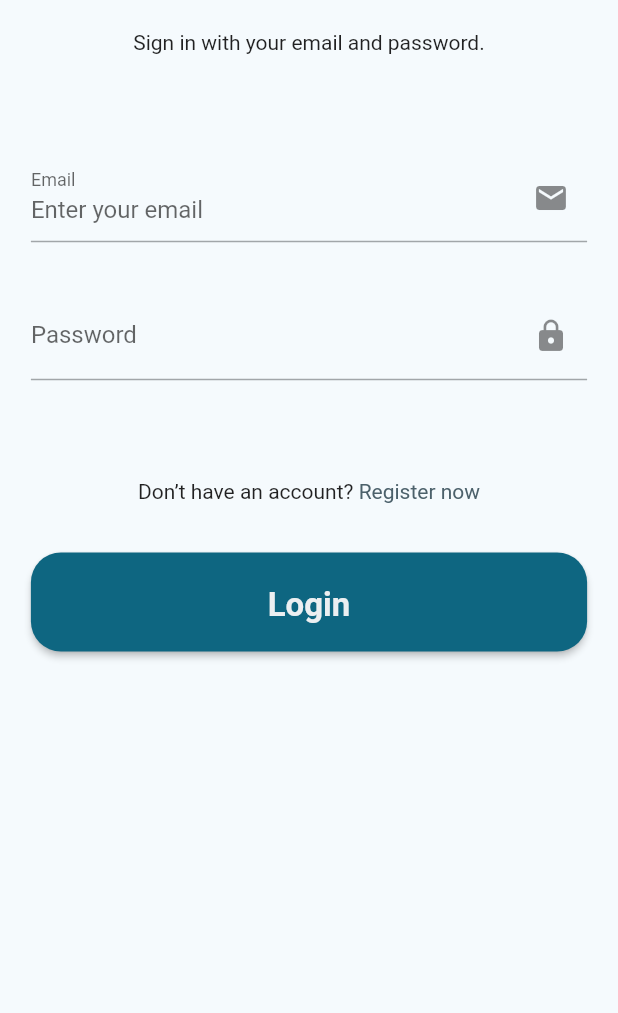
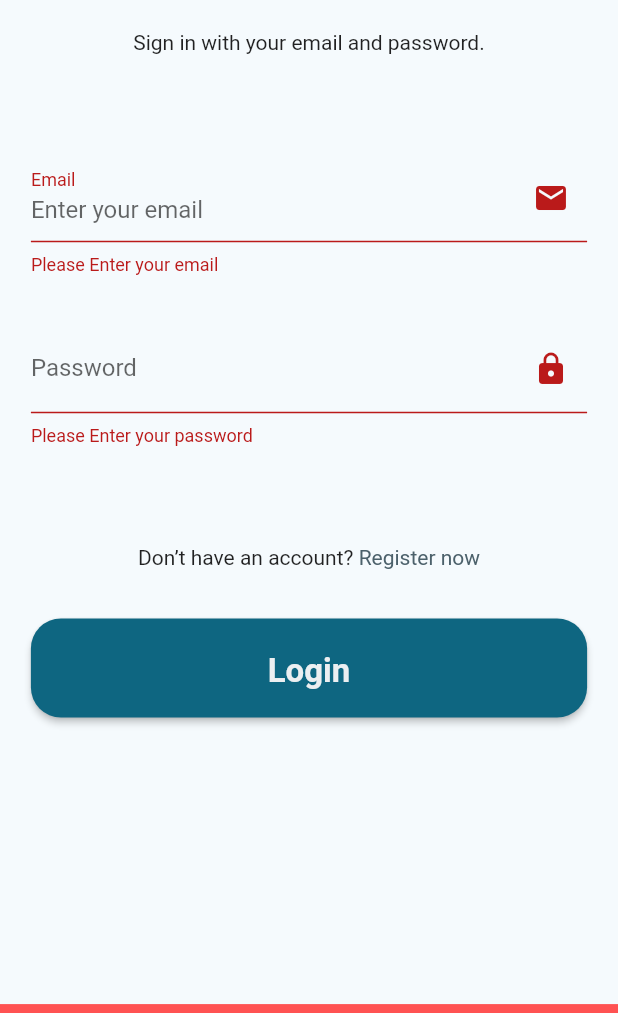
Before and after one commit to rahilkaiser/shift_maker, a Flutter app: the screen it shows after launch, after a tap on "Login", on a phone screen of 412 x 824 dp, the part 223-1236 px from its top. Run offline on Flutter 3.47's test engine with Material 2 defaults, Android fonts, the phone set to English and light mode, and no system bars; our stand-ins replace bloc, flutter_bloc, freezed_annotation, get_it; generated files the repository leaves out were written again.

Commit message:
Seperated AuthBloc int LoginBloc and RegisterBloc
added logic so bloc reads inputchanges

Added freezed for blocs

```diff
--- a/lib/src/application/auth/auth_bloc/auth_event.dart
+++ /dev/null
@@ -1,30 +0,0 @@
-part of 'auth_bloc.dart';
-
-@immutable
-abstract class AuthEvent {}
-
-class EmailChanged extends AuthEvent {
-  final String? email;
-
-  EmailChanged({required this.email});
-}
-
-class PasswordChanged extends AuthEvent {
-  final String? password;
-
-  PasswordChanged({required this.password});
-}
-
-class RegisterWithEmailAndPasswordPressed extends AuthEvent {
-  final String? email;
-  final String? password;
-
-  RegisterWithEmailAndPasswordPressed({required this.email, required this.password});
-}
-
-class LoginWithEmailAndPasswordPressed extends AuthEvent {
-  final String? email;
-  final String? password;
-
-  LoginWithEmailAndPasswordPressed({required this.email, required this.password});
-}
--- a/lib/src/application/auth/auth_bloc/auth_state.dart
+++ /dev/null
@@ -1,16 +0,0 @@
-part of 'auth_bloc.dart';
-
-@immutable
-class AuthState {
-  // final String? email;
-  // final String? password;
-  final bool isSubmitting;
-  final bool showValidationMessages;
-
-  AuthState({
-    required this.isSubmitting,
-    required this.showValidationMessages,
-    // required this.email,
-    // required this.password,
-  });
-}
--- /dev/null
+++ b/lib/src/application/auth/login_bloc/login_event.dart
@@ -0,0 +1,10 @@
+part of 'login_bloc.dart';
+
+@freezed
+class LoginEvent with _$LoginEvent {
+  const factory LoginEvent.emailChanged({required String email}) = EmailChanged;
+
+  const factory LoginEvent.passwordChanged({required String password}) = PasswordChanged;
+
+  const factory LoginEvent.loginWithEmailAndPasswordPressed() = LoginWithEmailAndPasswordPressed;
+}
--- /dev/null
+++ b/lib/src/application/auth/login_bloc/login_state.dart
@@ -0,0 +1,20 @@
+part of 'login_bloc.dart';
+
+@freezed
+class LoginState with _$LoginState {
+  factory LoginState({
+    required GlobalKey<FormState> formKey,
+    required String emailAddress,
+    required String password,
+    required bool isSubmitting,
+  }) = _LoginState;
+
+  const LoginState._();
+
+  factory LoginState.initial() => LoginState(
+        formKey: GlobalKey<FormState>(),
+        emailAddress: "",
+        password: "",
+        isSubmitting: false,
+      );
+}
--- /dev/null
+++ b/lib/src/application/auth/register_bloc/register_event.dart
@@ -0,0 +1,10 @@
+part of 'register_bloc.dart';
+
+@freezed
+class RegisterEvent with _$RegisterEvent {
+  const factory RegisterEvent.emailChanged({required String email}) = EmailChanged;
+
+  const factory RegisterEvent.passwordChanged({required String password}) = PasswordChanged;
+
+  const factory RegisterEvent.registerWithEmailAndPasswordPressed() = RegisterWithEmailAndPasswordPressed;
+}
--- /dev/null
+++ b/lib/src/application/auth/register_bloc/register_state.dart
@@ -0,0 +1,20 @@
+part of 'register_bloc.dart';
+
+@freezed
+class RegisterState with _$RegisterState {
+  factory RegisterState({
+    required GlobalKey<FormState> formKey,
+    required String emailAddress,
+    required String password,
+    required bool isSubmitting,
+  }) = _RegisterState;
+
+  const RegisterState._();
+
+  factory RegisterState.initial() => RegisterState(
+    formKey: GlobalKey<FormState>(),
+    emailAddress: "",
+    password: "",
+    isSubmitting: false,
+  );
+}
--- a/lib/src/injection.dart
+++ b/lib/src/injection.dart
@@ -1,11 +1,15 @@
 import 'package:get_it/get_it.dart';
 
-import 'application/auth/auth_bloc/auth_bloc.dart';
+import 'application/auth/login_bloc/login_bloc.dart';
+import 'application/auth/register_bloc/register_bloc.dart';
+
+
 
 
 final serviceLocator = GetIt.instance;
 
 Future<void> init() async {
   //! state-management
-  serviceLocator.registerFactory(() => AuthBloc());
+  serviceLocator.registerFactory(() => LoginBloc());
+  serviceLocator.registerFactory(() => RegisterBloc());
 }
--- a/lib/src/view/screens/authentication/login_screen/components/login_form_component/login_form_component.dart
+++ b/lib/src/view/screens/authentication/login_screen/components/login_form_component/login_form_component.dart
@@ -1,33 +1,29 @@
 import 'package:flutter/material.dart';
+import 'package:flutter_bloc/flutter_bloc.dart';
 
+import '../../../../../../application/auth/login_bloc/login_bloc.dart';
 import '../../../../../../core/theme/sizefit/core_spacing_constants.dart';
 import '../../../../../../core/util/validators/AuthenticationInputValidators.dart';
 import '../../../../components/email_input_field_component/email_input_field_component.dart';
 
 class LoginFormComponent extends StatelessWidget {
-  final ValueChanged<String?> emailVal;
-  final ValueChanged<String?> passwordVal;
-
   const LoginFormComponent({
     Key? key,
-    required this.formKey,
-    required this.emailVal,
-    required this.passwordVal,
   }) : super(key: key);
-
-  final GlobalKey<FormState> formKey;
 
   @override
   Widget build(BuildContext context) {
     return Form(
-      key: formKey,
+      key: context.read<LoginBloc>().state.formKey,
+      autovalidateMode: AutovalidateMode.disabled,
       child: Column(
         children: [
-          EmailInputFieldComponent(emailVal: emailVal),
+          const EmailInputFieldComponent(),
           CoreSpacingConstants.getCoreFormSpacingSizedBox(context),
           TextFormField(
-            onChanged: passwordVal,
-            autovalidateMode: AutovalidateMode.disabled,
+            onChanged: (newPassword) {
+              BlocProvider.of<LoginBloc>(context).add(LoginEvent.passwordChanged(password: newPassword));
+            },
             validator: AuthenticationInputValidators.validatePassword,
             decoration: const InputDecoration(
               suffixIcon: Icon(Icons.lock),
--- a/lib/src/view/screens/authentication/login_screen/components/login_screen_body_portrait.dart
+++ b/lib/src/view/screens/authentication/login_screen/components/login_screen_body_portrait.dart
@@ -1,9 +1,8 @@
 import 'package:flutter/material.dart';
 import 'package:flutter_bloc/flutter_bloc.dart';
+import '../../../../../application/auth/login_bloc/login_bloc.dart';
+import '../../../../../core/theme/sizefit/core_spacing_constants.dart';
 
-import '../../../../../application/auth/auth_bloc/auth_bloc.dart';
-import '../../../../../core/theme/sizefit/core_spacing_constants.dart';
-import '../../../../../core/util/validators/AuthenticationInputValidators.dart';
 import '../../../components/app_title_component/app_title_component.dart';
 import '../../../components/continue_button_component/continue_button_component.dart';
 import '../../register_screen/register_screen.dart';
@@ -17,14 +16,11 @@
     final themeData = Theme.of(context);
     Size size = MediaQuery.of(context).size;
 
-    String? email;
-    String? password;
-
     return SingleChildScrollView(
       physics: const BouncingScrollPhysics(),
       child: Padding(
         padding: CoreSpacingConstants.getCoreBodyContentPadding(size),
-        child: BlocConsumer<AuthBloc, AuthState>(
+        child: BlocConsumer<LoginBloc, LoginState>(
           listener: (context, state) {
             // TODO: implement listener
           },
@@ -36,15 +32,7 @@
                 const Text("Sign in with your email and password.", textAlign: TextAlign.center),
                 CoreSpacingConstants.getCoreFormSpacingSizedBox(context),
                 CoreSpacingConstants.getCoreFormSpacingSizedBox(context),
-                LoginFormComponent(
-                  formKey: AuthenticationInputValidators.formKey,
-                  passwordVal: (String? value) {
-                    password = value;
-                  },
-                  emailVal: (String? value) {
-                    email = value;
-                  },
-                ),
+                const LoginFormComponent(),
                 CoreSpacingConstants.getCoreFormSpacingSizedBox(context),
                 CoreSpacingConstants.getCoreFormSpacingSizedBox(context),
                 Row(
@@ -67,10 +55,10 @@
                 ContinueButtonComponent(
                   text: "Login",
                   onPressed: () {
-                    debugPrint(email);
-                    debugPrint(password);
-                    if (AuthenticationInputValidators.formKey.currentState!.validate()) {
-                      BlocProvider.of<AuthBloc>(context).add(LoginWithEmailAndPasswordPressed(email: email, password: password));
+                    debugPrint("PORT " + state.emailAddress);
+                    debugPrint("PORT " + state.password);
+                    if (state.formKey.currentState!.validate()) {
+                      context.read<LoginBloc>().add(const LoginEvent.loginWithEmailAndPasswordPressed());
                     } else {
                       ContinueButtonComponent.showButtonPressDialogForInvalidInputs(context, "Invalid Input");
                     }
--- a/lib/src/view/screens/authentication/login_screen/login_screen.dart
+++ b/lib/src/view/screens/authentication/login_screen/login_screen.dart
@@ -1,7 +1,7 @@
 import 'package:flutter/material.dart';
 import 'package:flutter_bloc/flutter_bloc.dart';
 
-import '../../../../application/auth/auth_bloc/auth_bloc.dart';
+import '../../../../application/auth/login_bloc/login_bloc.dart';
 import '../../../../core/settings/settings_controller.dart';
 
 import '../../../../injection.dart';
@@ -41,9 +41,11 @@
         ],
       ),
       body: BlocProvider(
-        create: (context) => serviceLocator<AuthBloc>(),
+        create: (context) => serviceLocator<LoginBloc>(),
         lazy: true,
-        child: MediaQuery.of(context).orientation == Orientation.portrait ? const LoginScreenBodyPortrait() : const LoginScreenBodyLandscape(),
+        child: MediaQuery.of(context).orientation == Orientation.portrait
+            ? const LoginScreenBodyPortrait()
+            : const LoginScreenBodyLandscape(),
       ),
     );
   }
--- a/lib/src/view/screens/authentication/register_screen/register_screen.dart
+++ b/lib/src/view/screens/authentication/register_screen/register_screen.dart
@@ -1,6 +1,6 @@
 import 'package:flutter/material.dart';
 import 'package:flutter_bloc/flutter_bloc.dart';
-import '../../../../application/auth/auth_bloc/auth_bloc.dart';
+import '../../../../application/auth/register_bloc/register_bloc.dart';
 import '../../../../injection.dart';
 
 import '../../components/app_bar_title_component/app_bar_title_component.dart';
@@ -14,7 +14,7 @@
     return Scaffold(
       appBar: AppBar(title: const AppBarTitleComponent(title: "Register")),
       body: BlocProvider(
-        create: (context) => serviceLocator<AuthBloc>(),
+        create: (context) => serviceLocator<RegisterBloc>(),
         child: const RegisterScreenBody(),
       ),
     );
--- a/lib/src/view/screens/components/email_input_field_component/email_input_field_component.dart
+++ b/lib/src/view/screens/components/email_input_field_component/email_input_field_component.dart
@@ -1,21 +1,28 @@
 import 'package:flutter/material.dart';
+import 'package:flutter_bloc/flutter_bloc.dart';
 
+import '../../../../application/auth/login_bloc/login_bloc.dart';
+import '../../../../application/auth/register_bloc/register_bloc.dart';
 import '../../../../core/util/validators/AuthenticationInputValidators.dart';
 
-
 class EmailInputFieldComponent extends StatelessWidget {
-  final ValueChanged<String?> emailVal;
-
   const EmailInputFieldComponent({
     Key? key,
-    required this.emailVal,
   }) : super(key: key);
 
   @override
   Widget build(BuildContext context) {
     return TextFormField(
-      onChanged: (value) => emailVal(value),
-      autovalidateMode: AutovalidateMode.disabled,
+      onChanged: (newEmail) {
+        // Can be called by LoginBloc and also by RegisterBloc TODO: Find a better solution
+        try {
+          context.read<LoginBloc>().add(LoginEvent.emailChanged(email: newEmail));
+        } catch (e) {}
+
+        try {
+          context.read<RegisterBloc>().add(RegisterEvent.emailChanged(email: newEmail));
+        } catch (e) {}
+      },
       keyboardType: TextInputType.emailAddress,
       validator: AuthenticationInputValidators.validateEmail,
       decoration: const InputDecoration(
--- a/pubspec.yaml
+++ b/pubspec.yaml
@@ -17,13 +17,15 @@
   flutter_bloc: ^8.1.1
   bloc: ^8.1.0
   get_it: ^7.2.0
-  equatable: ^2.0.5
+  injectable: ^2.0.1
+  freezed_annotation: ^2.2.0
 
 dev_dependencies:
   flutter_test:
     sdk: flutter
-
   flutter_lints: ^2.0.0
+  freezed: ^2.2.1
+  build_runner: ^2.3.2
 
 flutter:
   uses-material-design: true
```
Also changed, not shown: lib/src/application/auth/auth_bloc/auth_bloc.dart (deleted, +0 -43 lines), lib/src/application/auth/login_bloc/login_bloc.dart (added, +48 -0 lines), lib/src/application/auth/register_bloc/register_bloc.dart (added, +48 -0 lines), lib/src/view/screens/authentication/login_screen/components/login_screen_body_landscape.dart (+13 -23 lines), lib/src/view/screens/authentication/register_screen/components/register_form_component/register_form_component.dart (+9 -17 lines), lib/src/view/screens/authentication/register_screen/components/register_screen_body.dart (+15 -22 lines), pubspec.lock, 1 other file.
